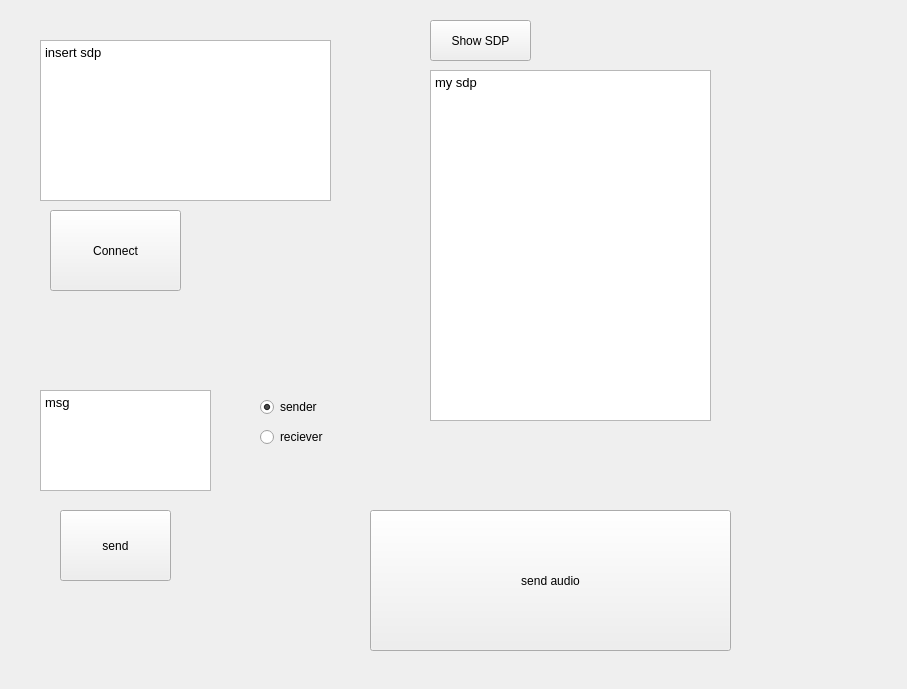
Before: the Qt Designer form widget.ui in ArianFiroozi/CN_CA_1, drawn with Qt 5.
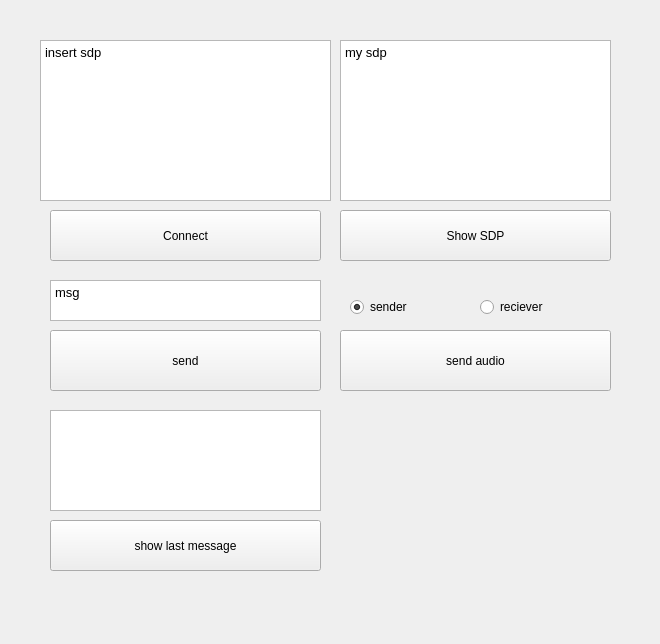
After: the same form once the commit is applied.

Commit message: packet sent but is limited in size, small changes in ui, binary packet not converted to audio

```diff
--- a/widget.ui
+++ b/widget.ui
@@ -6,8 +6,8 @@
    <rect>
     <x>0</x>
     <y>0</y>
-    <width>907</width>
-    <height>689</height>
+    <width>660</width>
+    <height>644</height>
    </rect>
   </property>
   <property name="windowTitle">
@@ -36,10 +36,10 @@
   <widget class="QTextBrowser" name="textBrowser">
    <property name="geometry">
     <rect>
-     <x>430</x>
-     <y>70</y>
-     <width>281</width>
-     <height>351</height>
+     <x>340</x>
+     <y>40</y>
+     <width>271</width>
+     <height>161</height>
     </rect>
    </property>
    <property name="html">
@@ -56,10 +56,10 @@
   <widget class="QPushButton" name="show_sdp">
    <property name="geometry">
     <rect>
-     <x>430</x>
-     <y>20</y>
-     <width>101</width>
-     <height>41</height>
+     <x>340</x>
+     <y>210</y>
+     <width>271</width>
+     <height>51</height>
     </rect>
    </property>
    <property name="text">
@@ -71,8 +71,8 @@
     <rect>
      <x>50</x>
      <y>210</y>
-     <width>131</width>
-     <height>81</height>
+     <width>271</width>
+     <height>51</height>
     </rect>
    </property>
    <property name="text">
@@ -82,10 +82,10 @@
   <widget class="QPushButton" name="send_text">
    <property name="geometry">
     <rect>
-     <x>60</x>
-     <y>510</y>
-     <width>111</width>
-     <height>71</height>
+     <x>50</x>
+     <y>330</y>
+     <width>271</width>
+     <height>61</height>
     </rect>
    </property>
    <property name="text">
@@ -95,10 +95,10 @@
   <widget class="QTextEdit" name="textEdit_2">
    <property name="geometry">
     <rect>
-     <x>40</x>
-     <y>390</y>
-     <width>171</width>
-     <height>101</height>
+     <x>50</x>
+     <y>280</y>
+     <width>271</width>
+     <height>41</height>
     </rect>
    </property>
    <property name="html">
@@ -115,10 +115,10 @@
   <widget class="QPushButton" name="send_audio">
    <property name="geometry">
     <rect>
-     <x>370</x>
-     <y>510</y>
-     <width>361</width>
-     <height>141</height>
+     <x>340</x>
+     <y>330</y>
+     <width>271</width>
+     <height>61</height>
     </rect>
    </property>
    <property name="text">
@@ -128,8 +128,8 @@
   <widget class="QRadioButton" name="sender_radio">
    <property name="geometry">
     <rect>
-     <x>260</x>
-     <y>390</y>
+     <x>350</x>
+     <y>290</y>
      <width>102</width>
      <height>34</height>
     </rect>
@@ -147,8 +147,8 @@
    </property>
    <property name="geometry">
     <rect>
-     <x>260</x>
-     <y>420</y>
+     <x>480</x>
+     <y>290</y>
      <width>102</width>
      <height>34</height>
     </rect>
@@ -160,6 +160,29 @@
     <bool>false</bool>
    </property>
   </widget>
+  <widget class="QTextBrowser" name="message_display">
+   <property name="geometry">
+    <rect>
+     <x>50</x>
+     <y>410</y>
+     <width>271</width>
+     <height>101</height>
+    </rect>
+   </property>
+  </widget>
+  <widget class="QPushButton" name="show_text_message">
+   <property name="geometry">
+    <rect>
+     <x>50</x>
+     <y>520</y>
+     <width>271</width>
+     <height>51</height>
+    </rect>
+   </property>
+   <property name="text">
+    <string>show last message</string>
+   </property>
+  </widget>
  </widget>
  <resources/>
  <connections/>
```
The commit also changes 5 other files.
